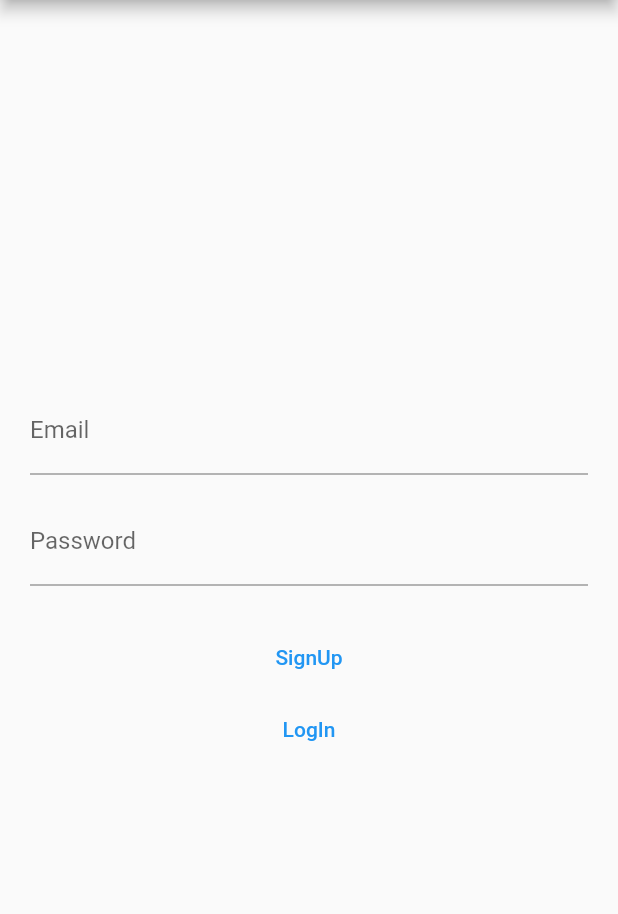
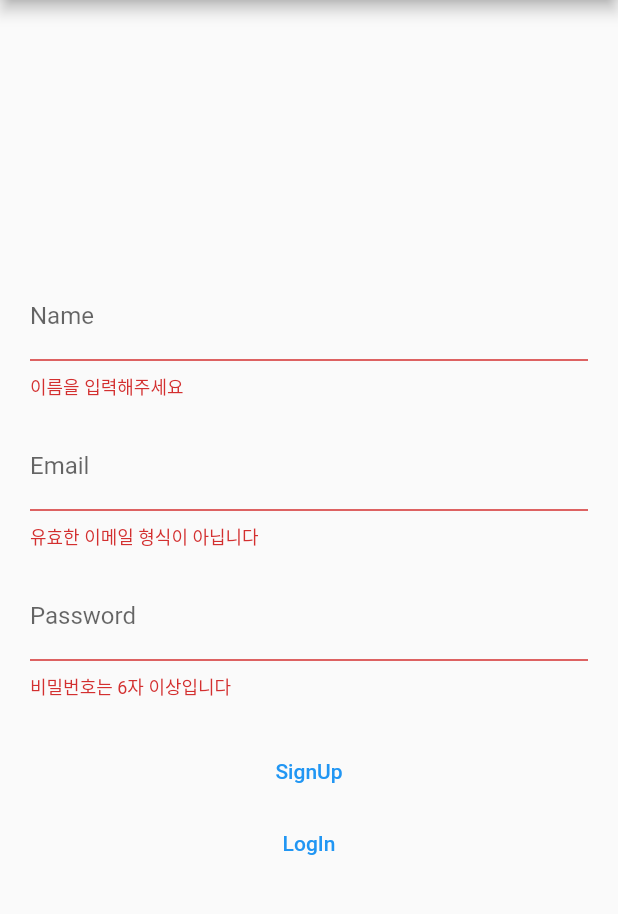
Before and after one commit to eunrain/FitLog, a Flutter app: the SignUp screen opened by its route, after a tap on "SignUp", on a phone screen of 412 x 824 dp, the part 84-998 px from its top. Run offline on Flutter 3.47's test engine with Material 2 defaults, Android fonts, the phone set to English and light mode, and no system bars; our stand-ins replace dio, flutter_dotenv.

Commit message:
feat : signup API 연결

```diff
--- a/lib/screens/login_screen.dart
+++ b/lib/screens/login_screen.dart
@@ -22,7 +22,7 @@ class _LogInState extends State<LogIn> {
 
   Future login() async {
     if (_formKey.currentState!.validate()) {
-      final response = await AuthService().postLogin(
+      final response = await AuthService().postLogIn(
         _emailController.text,
         _passwordController.text,
       );
@@ -54,7 +54,7 @@ class _LogInState extends State<LogIn> {
                   labelText: 'Email',
                 ),
                 validator: (value) {
-                  if (value == null || !Validator.isValidEmail(value)) {
+                  if (value == null) {
                     return '유효한 이메일 형식이 아닙니다';
                   }
                 },
--- a/lib/screens/signup_screen.dart
+++ b/lib/screens/signup_screen.dart
@@ -1,6 +1,7 @@
 import 'package:flutter/material.dart';
-import 'package:dio/dio.dart';
 import 'package:fitlog/components/appbar.dart';
+import 'package:fitlog/utility/validator.dart';
+import 'package:fitlog/services/auth_service.dart';
 
 class SignUp extends StatefulWidget {
   const SignUp({super.key});
@@ -12,8 +13,11 @@ class SignUp extends StatefulWidget {
 }
 
 class _SignUpState extends State<SignUp> {
+  final _nameController = TextEditingController();
   final _emailController = TextEditingController();
   final _passwordController = TextEditingController();
+
+  final _formKey = GlobalKey<FormState>();
 
   @override
   Widget build(BuildContext context) {
@@ -21,27 +25,58 @@ class _SignUpState extends State<SignUp> {
       appBar: const MyAppBar(),
       body: Padding(
         padding: const EdgeInsets.all(20),
+        child: Form(
+          key: _formKey,
           child: Column(
             mainAxisAlignment: MainAxisAlignment.center,
             children: [
-            TextField(
+              TextFormField(
+                  controller: _nameController,
+                  decoration: const InputDecoration(
+                    labelText: 'Name',
+                  ),
+                  validator: (value) {
+                    if (value == null || value.isEmpty) {
+                      return '이름을 입력해주세요';
+                    }
+                  }),
+              const SizedBox(height: 15),
+              TextFormField(
                 controller: _emailController,
                 decoration: const InputDecoration(
                   labelText: 'Email',
                 ),
+                validator: (value) {
+                  if (value == null || !Validator.isValidEmail(value)) {
+                    return '유효한 이메일 형식이 아닙니다';
+                  }
+                },
               ),
               const SizedBox(height: 15),
-            TextField(
+              TextFormField(
                 controller: _passwordController,
                 decoration: const InputDecoration(
                   labelText: 'Password',
                 ),
+                validator: (value) {
+                  if (value == null || value.length < 6) {
+                    return '비밀번호는 6자 이상입니다';
+                  }
+                },
                 obscureText: true,
               ),
               const SizedBox(height: 24.0),
               TextButton(
                 child: const Text('SignUp'),
-              onPressed: () {},
+                onPressed: () {
+                  if (_formKey.currentState!.validate()) {
+                    AuthService().postSignUp(
+                      _nameController.text,
+                      _emailController.text,
+                      _passwordController.text,
+                    );
+                  }
+                },
               ),
               TextButton(
                 child: const Text('LogIn'),
@@ -52,6 +87,7 @@ class _SignUpState extends State<SignUp> {
             ],
           ),
         ),
+      ),
     );
   }
 }
```
Also changed, not shown: lib/services/auth_service.dart (+21 -1 lines). Lines whose indentation alone changed are shown as unchanged.
